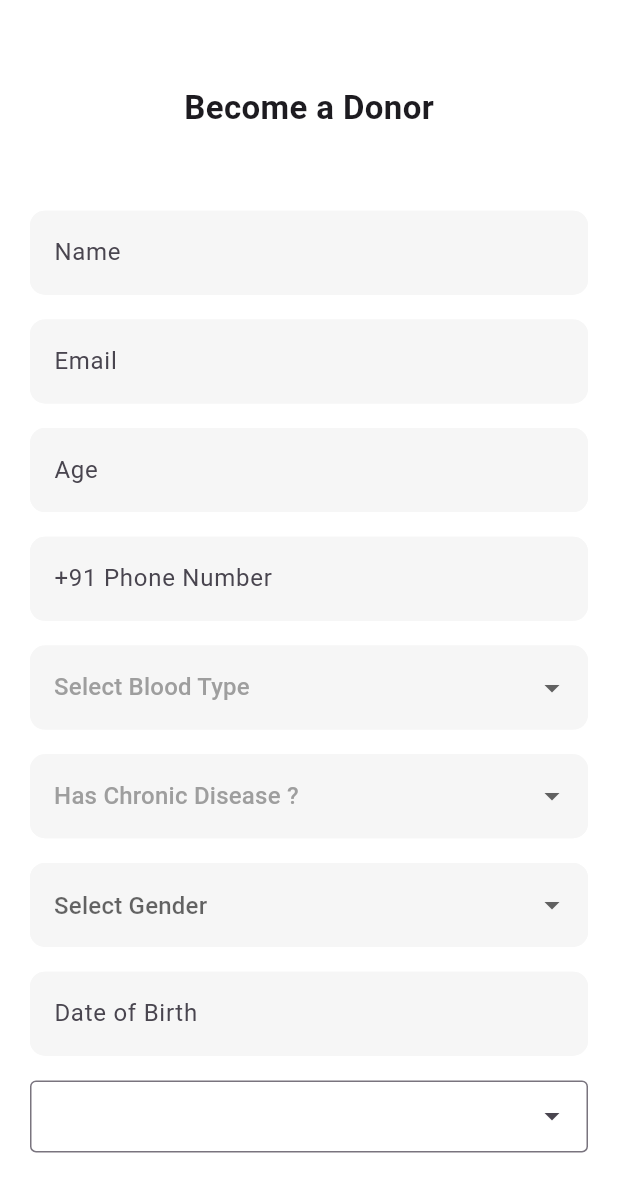
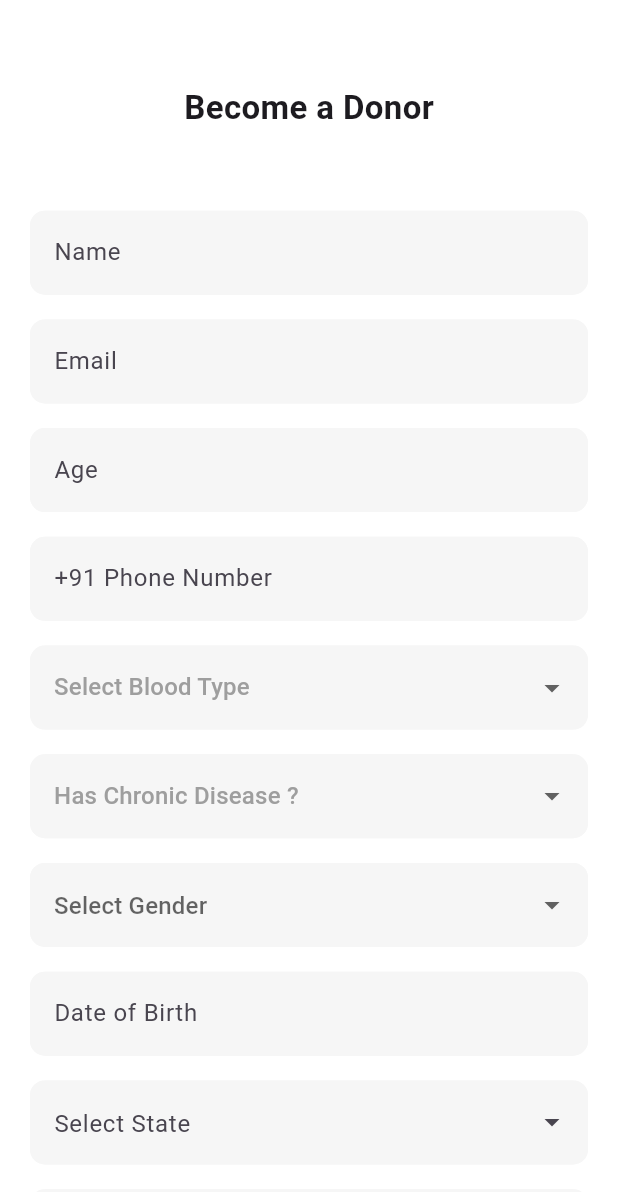
Before and after one commit to saneeswaran/blood_donation_app, a Flutter app: the AddDonorForm screen opened directly, on a phone screen of 412 x 824 dp. Shown: the top 1192 px of the screen. Run offline on Flutter 3.47's test engine with Material 3 defaults, Android fonts, the phone set to English and light mode, and no system bars; drawn by our look-alikes of dropdown_search; our stand-ins replace cached_network_image, cloud_firestore, delightful_toast, firebase_auth, firebase_core, flutter_svg and 8 more; accounts and stored records are empty; network calls fail.

Commit message:
district and state picker

```diff
--- a/lib/features/form/view model/state_district_provider.dart
+++ b/lib/features/form/view model/state_district_provider.dart
@@ -1,9 +1,7 @@
 import 'dart:convert';
 import 'package:blood_donation/core/constants/constants.dart';
-import 'package:dropdown_search/dropdown_search.dart';
 import 'package:flutter/material.dart';
 import 'package:flutter/services.dart';
-import 'package:provider/provider.dart';
 import '../model/state_model.dart';
 
 class StateDistrictProvider extends ChangeNotifier {
@@ -50,28 +48,4 @@ class StateDistrictProvider extends ChangeNotifier {
     _selectedDistrict = district;
     notifyListeners();
   }
-
-  Widget stateDropDownButton() {
-    return Consumer<StateDistrictProvider>(
-      builder: (context, provider, child) {
-        return DropdownSearch(
-          selectedItem: provider.selectedState,
-          items: (filter, loadProps) {
-            if (filter.isEmpty) {
-              return provider.states;
-            } else {
-              return provider.states
-                  .where(
-                    (element) =>
-                        element.toLowerCase().contains(filter.toLowerCase()),
-                  )
-                  .toList();
-            }
-          },
-          popupProps: const PopupProps.menu(showSearchBox: true),
-          onChanged: (value) => provider.setSelectedState(value),
-        );
-      },
-    );
-  }
 }
--- a/lib/features/form/view/add_donor_form.dart
+++ b/lib/features/form/view/add_donor_form.dart
@@ -1,3 +1,4 @@
+import 'package:blood_donation/core/color/appcolor.dart';
 import 'package:blood_donation/features/form/controller/donor_ui_controller.dart';
 import 'package:blood_donation/features/form/controller/google_map_provider.dart';
 import 'package:blood_donation/features/form/view%20model/donor_repo.dart';
@@ -5,6 +6,7 @@ import 'package:blood_donation/features/form/view%20model/state_district_provide
 import 'package:blood_donation/features/widgets/custom_elevated_button.dart';
 import 'package:blood_donation/features/widgets/custom_snack_bar.dart';
 import 'package:blood_donation/features/widgets/custom_text_formfield.dart';
+import 'package:dropdown_search/dropdown_search.dart';
 import 'package:flutter/material.dart';
 import 'package:provider/provider.dart';
 
@@ -23,9 +25,6 @@ class _AddDonorFormState extends State<AddDonorForm> {
   final phoneNumberController = TextEditingController();
   final dobController = TextEditingController();
 
-  String? selectedDistrict;
-  String? selectedState;
-
   @override
   void dispose() {
     nameController.dispose();
@@ -37,10 +36,15 @@ class _AddDonorFormState extends State<AddDonorForm> {
   }
 
   @override
+  void initState() {
+    super.initState();
+    context.read<StateDistrictProvider>().loadStateDistrictData();
+  }
+
+  @override
   Widget build(BuildContext context) {
     final size = MediaQuery.of(context).size;
     final donorUI = context.read<DonorUiController>();
-
     return Scaffold(
       body: Padding(
         padding: const EdgeInsets.all(20.0),
@@ -81,17 +85,19 @@ class _AddDonorFormState extends State<AddDonorForm> {
                 donorUI.cronicDisease(),
                 donorUI.genderDropDown(),
                 donorUI.dobPicker(controller: dobController),
-                context.read<StateDistrictProvider>().stateDropDownButton(),
+                stateDropDownButton(),
+                _district(),
                 const SizedBox(height: 10),
                 const SizedBox(height: 20),
                 SizedBox(
                   width: size.width,
                   height: size.height * 0.07,
                   child:
-                      Consumer3<
+                      Consumer4<
                         DonorRepo,
                         DonorUiController,
-                        GoogleMapProvider
+                        GoogleMapProvider,
+                        StateDistrictProvider
                       >(
                         builder:
                             (
@@ -99,13 +105,17 @@ class _AddDonorFormState extends State<AddDonorForm> {
                               provider,
                               uiController,
                               googleMapProvider,
+                              stateDistrictProvider,
                               _,
                             ) {
                               return CustomElevatedButton(
                                 onPressed: () async {
                                   if (formKey.currentState!.validate()) {
-                                    if (selectedDistrict == null ||
-                                        selectedState == null) {
+                                    if (stateDistrictProvider
+                                                .selectedDistrict ==
+                                            null ||
+                                        stateDistrictProvider.selectedState ==
+                                            null) {
                                       failedSnackBar(
                                         message:
                                             "Please select state and district",
@@ -129,8 +139,10 @@ class _AddDonorFormState extends State<AddDonorForm> {
                                       email: emailController.text.trim(),
                                       address: googleMapProvider.address,
                                       bloodType: uiController.bloodTypeValue!,
-                                      city: selectedDistrict!,
-                                      state: selectedState!,
+                                      city: stateDistrictProvider
+                                          .selectedDistrict!,
+                                      state:
+                                          stateDistrictProvider.selectedState!,
                                       hasChronicDisease:
                                           uiController.hasChronicDiseaseValue!,
                                       acceptedTerms: uiController.isAccepted,
@@ -164,4 +176,91 @@ class _AddDonorFormState extends State<AddDonorForm> {
       ),
     );
   }
+
+  Widget stateDropDownButton() {
+    return Consumer<StateDistrictProvider>(
+      builder: (context, provider, child) {
+        return DropdownSearch<String>(
+          selectedItem: provider.selectedState,
+          items: (filter, loadProps) {
+            if (filter.isEmpty) {
+              return provider.states;
+            } else {
+              return provider.states
+                  .where(
+                    (element) =>
+                        element.toLowerCase().contains(filter.toLowerCase()),
+                  )
+                  .toList();
+            }
+          },
+          popupProps: const PopupProps.menu(showSearchBox: true),
+          onChanged: (value) => provider.setSelectedState(value),
+          decoratorProps: DropDownDecoratorProps(
+            decoration: InputDecoration(
+              filled: true,
+              fillColor: Appcolor.lightGrey,
+              hintText: "Select State",
+              enabledBorder: OutlineInputBorder(
+                borderRadius: BorderRadius.circular(10),
+                borderSide: const BorderSide(color: Appcolor.lightGrey),
+              ),
+              focusedBorder: OutlineInputBorder(
+                borderSide: const BorderSide(color: Appcolor.lightGrey),
+                borderRadius: BorderRadius.circular(10),
+              ),
+              errorBorder: OutlineInputBorder(
+                borderRadius: BorderRadius.circular(10),
+                borderSide: const BorderSide(color: Colors.red),
+              ),
+            ),
+          ),
+        );
+      },
+    );
+  }
+
+  Widget _district() {
+    return Consumer<StateDistrictProvider>(
+      builder: (context, provider, child) {
+        return DropdownSearch<String>(
+          selectedItem: provider.selectedDistrict,
+          items: (filter, _) {
+            if (filter.isEmpty) {
+              return provider.districts;
+            } else {
+              return provider.districts
+                  .where((e) => e.toLowerCase().contains(filter.toLowerCase()))
+                  .toList();
+            }
+          },
+          popupProps: const PopupProps.menu(showSearchBox: true),
+          onChanged: (value) => provider.setSelectedDistrict(value),
+          decoratorProps: DropDownDecoratorProps(
+            decoration: InputDecoration(
+              hintText: "Select District",
+              fillColor: Appcolor.lightGrey,
+              filled: true,
+              border: OutlineInputBorder(
+                borderRadius: BorderRadius.circular(10),
+                borderSide: const BorderSide(color: Appcolor.lightGrey),
+              ),
+              enabledBorder: OutlineInputBorder(
+                borderRadius: BorderRadius.circular(10),
+                borderSide: const BorderSide(color: Appcolor.lightGrey),
+              ),
+              focusedBorder: OutlineInputBorder(
+                borderSide: const BorderSide(color: Appcolor.lightGrey),
+                borderRadius: BorderRadius.circular(10),
+              ),
+              errorBorder: OutlineInputBorder(
+                borderRadius: BorderRadius.circular(10),
+                borderSide: const BorderSide(color: Colors.red),
+              ),
+            ),
+          ),
+        );
+      },
+    );
+  }
 }
```
